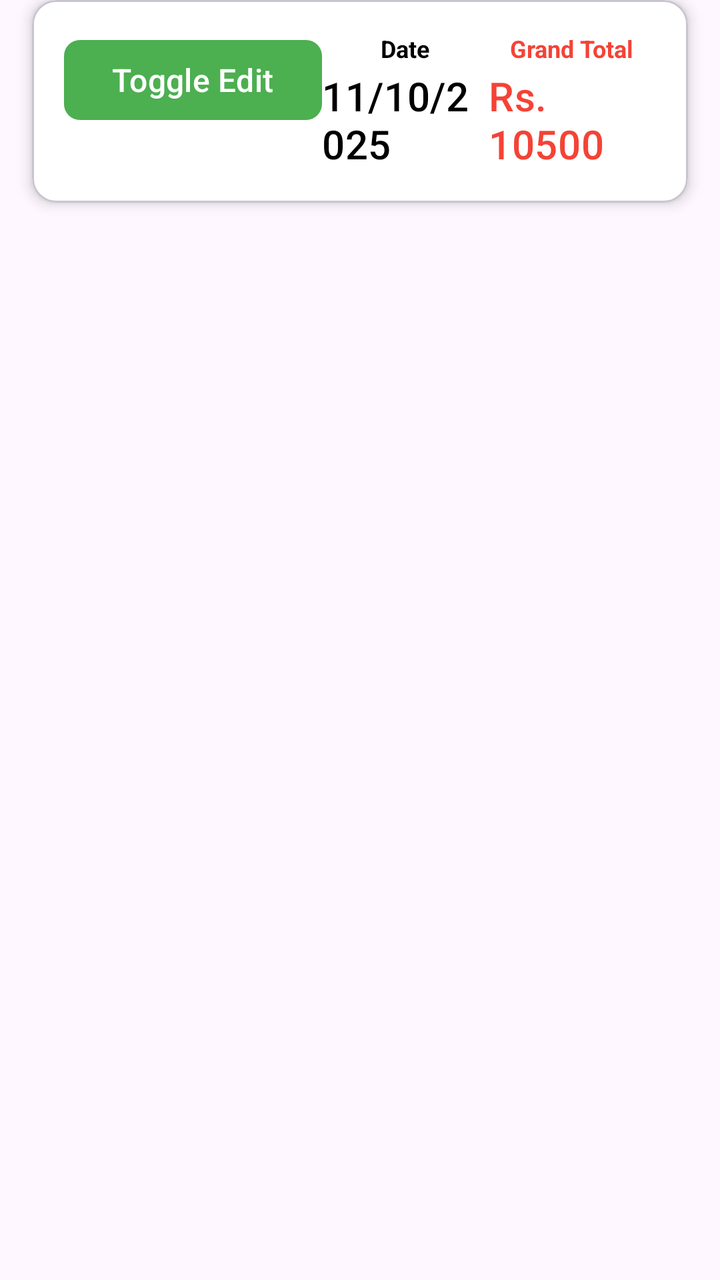
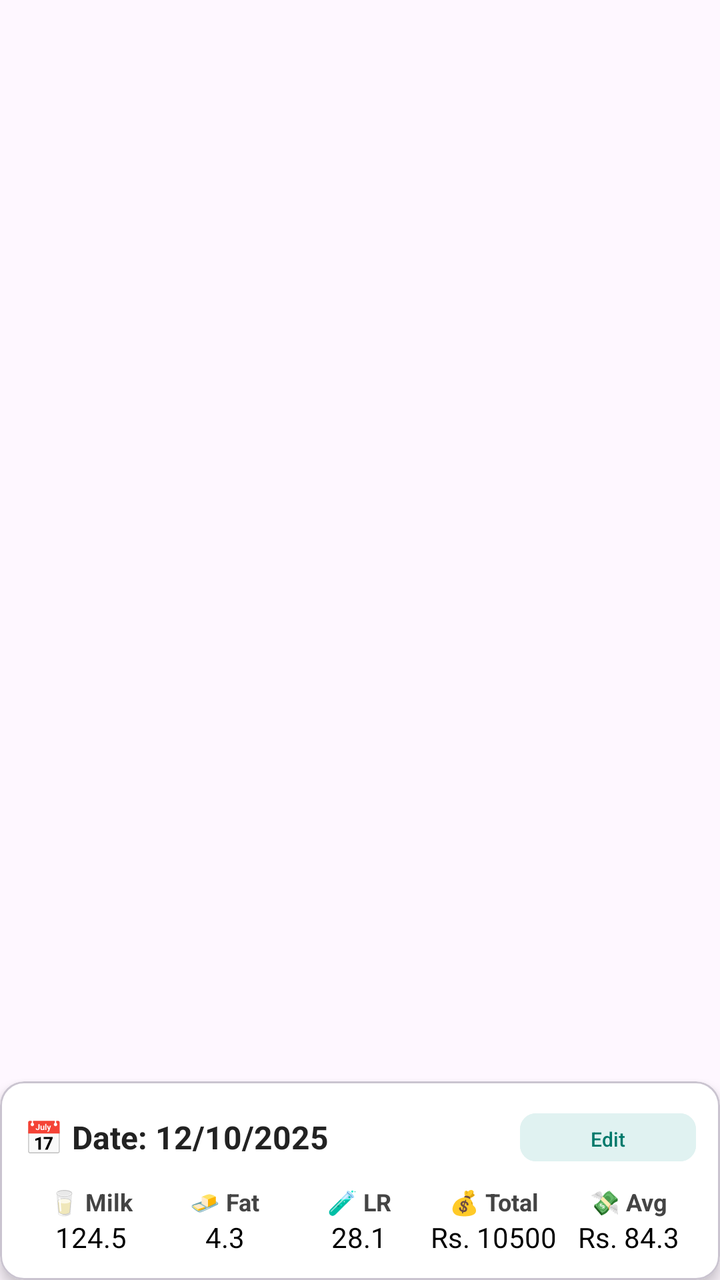

Screens rendered from an Android XML layout before and after an edit, with the pre-edit source and the edit as a unified diff.
<!-- AndroidManifest.xml: application theme Theme.MilkLedger -->
<!-- res/layout/fragment_purchases.xml -->
<?xml version="1.0" encoding="utf-8"?>
<androidx.constraintlayout.widget.ConstraintLayout xmlns:android="http://schemas.android.com/apk/res/android"
    xmlns:app="http://schemas.android.com/apk/res-auto"
    xmlns:tools="http://schemas.android.com/tools"
    android:layout_width="match_parent"
    android:layout_height="match_parent">

    <com.google.android.material.card.MaterialCardView
        android:id="@+id/til_linear"
        android:layout_width="match_parent"
        android:layout_height="wrap_content"
        android:layout_marginHorizontal="16dp"
        android:layout_marginBottom="8dp"
        app:cardBackgroundColor="#fff"
        app:cardElevation="4dp"
        app:layout_constraintEnd_toEndOf="parent"
        app:layout_constraintStart_toStartOf="parent"
        app:layout_constraintTop_toTopOf="parent">

        <LinearLayout
            android:layout_width="match_parent"
            android:layout_height="wrap_content"
            android:orientation="horizontal"
            android:padding="16dp"
            >

            <Button
                android:id="@+id/btnToggleEdit"
                android:layout_width="wrap_content"
                android:layout_height="wrap_content"
                android:text="Toggle Edit" />

            
            <LinearLayout
                android:layout_width="0dp"
                android:layout_height="wrap_content"
                android:layout_weight="1"
                android:orientation="vertical">

                
                <TextView
                    android:layout_width="wrap_content"
                    android:layout_height="wrap_content"
                    android:text="Date"
                    android:textSize="12sp"
                    android:layout_gravity="center"
                    android:textColor="@color/title_color"
                    android:textStyle="bold"

                    android:layout_marginBottom="2dp"/>

                
                <TextView
                    android:id="@+id/tv_date"
                    style="@style/Text.Title"
                    android:layout_gravity="center"
                    android:layout_width="wrap_content"
                    android:layout_height="wrap_content"
                    android:text="11/10/2025"
                    android:textColor="@color/title_color" />
            </LinearLayout>

            
            <LinearLayout
                android:layout_width="0dp"
                android:layout_height="wrap_content"
                android:layout_weight="1"
                android:orientation="vertical"
                android:gravity="center">

                
                <TextView
                    android:layout_width="wrap_content"
                    android:layout_height="wrap_content"
                    android:text="Grand Total"
                    android:textSize="12sp"
                    android:textColor="@color/purchase_color"
                    android:textStyle="bold"
                    android:layout_marginBottom="2dp"/>

                
                <TextView
                    android:id="@+id/tv_grand_total_for_date"
                    style="@style/Text.Title"
                    android:layout_width="wrap_content"
                    android:layout_height="wrap_content"
                    android:text="Rs. 10500"
                    android:textColor="@color/purchase_color" />
            </LinearLayout>
        </LinearLayout>
    </com.google.android.material.card.MaterialCardView>



    <androidx.recyclerview.widget.RecyclerView
        android:id="@+id/rv_purchases"
        android:layout_width="0dp"
        android:layout_height="0dp"
        app:layoutManager="androidx.recyclerview.widget.LinearLayoutManager"
        app:layout_constraintBottom_toBottomOf="parent"
        app:layout_constraintEnd_toEndOf="parent"
        app:layout_constraintStart_toStartOf="parent"
        app:layout_constraintTop_toBottomOf="@id/til_linear"
        tools:listitem="@layout/item_purchase" />
</androidx.constraintlayout.widget.ConstraintLayout>
<!-- res/layout/item_purchase.xml (included above) -->
<?xml version="1.0" encoding="utf-8"?>
<androidx.cardview.widget.CardView xmlns:android="http://schemas.android.com/apk/res/android"
    xmlns:app="http://schemas.android.com/apk/res-auto"
    xmlns:tools="http://schemas.android.com/tools"
    android:layout_width="match_parent"
    android:layout_height="wrap_content"
    android:layout_marginHorizontal="16dp"
    android:layout_marginVertical="8dp"
    android:layoutDirection="rtl"
    android:textDirection="rtl"
    app:cardCornerRadius="16dp"
    app:cardElevation="5dp">

    <LinearLayout
        android:layout_width="match_parent"
        android:layout_height="wrap_content"
        android:orientation="vertical"
        android:paddingHorizontal="8dp"
        android:paddingVertical="12dp">


        <GridLayout
            android:layout_width="match_parent"
            android:layout_height="wrap_content"
            android:alignmentMode="alignMargins"
            android:columnCount="6"
            android:rowOrderPreserved="false"
            android:useDefaultMargins="true">

            
            <LinearLayout
                android:layout_width="0dp"
                android:layout_height="wrap_content"
                android:layout_columnWeight="1"
                android:gravity="start"
                android:orientation="vertical">

                <TextView
                    android:layout_width="wrap_content"
                    android:layout_height="wrap_content"
                    android:text="Name"
                    android:textColor="#333"
                    android:textSize="13sp"
                    android:textStyle="bold" />

                <TextView
                    android:id="@+id/tv_supplier_name"
                    android:layout_width="match_parent"
                    android:layout_height="40dp"
                    android:layout_marginTop="6dp"
                    android:gravity="start|center_vertical"
                    android:maxLines="1"
                    android:paddingHorizontal="4dp"
                    android:text="عبداللہ"
                    android:textColor="#111111"
                    android:textSize="16sp"
                    android:textStyle="bold" />
            </LinearLayout>

            
            <LinearLayout
                android:layout_width="0dp"
                android:layout_height="wrap_content"
                android:layout_columnWeight="1"
                android:gravity="center"
                android:orientation="vertical">

                <TextView
                    android:layout_width="wrap_content"
                    android:layout_height="wrap_content"
                    android:text="Vol (L)"
                    android:textColor="#333"
                    android:textSize="13sp"
                    android:textStyle="bold" />

                <EditText
                    android:id="@+id/et_volume"
                    android:layout_width="match_parent"
                    android:layout_height="40dp"
                    android:layout_marginTop="6dp"
                    android:background="@drawable/bg_edittext_readable"
                    android:gravity="center"
                    android:imeOptions="actionNext"
                    android:inputType="numberDecimal"
                    android:textDirection="ltr"
                    android:textSize="17sp" />
            </LinearLayout>

            
            <LinearLayout
                android:layout_width="0dp"
                android:layout_height="wrap_content"
                android:layout_columnWeight="1"
                android:gravity="center"
                android:orientation="vertical">

                <TextView
                    android:layout_width="wrap_content"
                    android:layout_height="wrap_content"
                    android:text="Fat (%)"
                    android:textColor="#333"
                    android:textDirection="ltr"
                    android:textSize="13sp"
                    android:textStyle="bold" />

                <EditText
                    android:id="@+id/et_fat"
                    android:layout_width="match_parent"
                    android:layout_height="40dp"
                    android:layout_marginTop="6dp"
                    android:background="@drawable/bg_edittext_readable"
                    android:gravity="center"
                    android:imeOptions="actionNext"
                    android:inputType="numberDecimal"
                    android:textDirection="ltr"
                    android:textSize="17sp" />
            </LinearLayout>

            
            <LinearLayout
                android:layout_width="0dp"
                android:layout_height="wrap_content"
                android:layout_columnWeight="1"
                android:gravity="center"
                android:orientation="vertical">

                <TextView
                    android:layout_width="wrap_content"
                    android:layout_height="wrap_content"
                    android:text="LR"
                    android:textColor="#333"
                    android:textSize="13sp"
                    android:textStyle="bold" />

                <EditText
                    android:id="@+id/et_lr"
                    android:layout_width="match_parent"
                    android:layout_height="40dp"
                    android:layout_marginTop="6dp"
                    android:background="@drawable/bg_edittext_readable"
                    android:gravity="center"
                    android:imeOptions="actionNext"
                    android:inputType="numberDecimal"
                    android:textDirection="ltr"
                    android:textSize="17sp" />
            </LinearLayout>

            
            <LinearLayout
                android:layout_width="0dp"
                android:layout_height="wrap_content"
                android:layout_columnWeight="1"
                android:gravity="center"
                android:orientation="vertical">

                <TextView
                    android:layout_width="wrap_content"
                    android:layout_height="wrap_content"
                    android:text="TS"
                    android:textColor="#333"
                    android:textSize="13sp"
                    android:textStyle="bold" />

                <TextView
                    android:id="@+id/tv_ts"
                    android:layout_width="match_parent"
                    android:layout_height="40dp"
                    android:layout_marginTop="6dp"
                    android:gravity="center"
                    android:text="0.00"
                    android:textColor="#111111"
                    android:textSize="14sp"
                    android:textStyle="bold" />
            </LinearLayout>
        </GridLayout>


        
        <GridLayout

        android:layout_width="match_parent"
        android:layout_height="wrap_content"
        android:layout_marginVertical="8dp"
        android:columnCount="6"
        android:alignmentMode="alignMargins"
        android:useDefaultMargins="true">

        
        <TextView
            android:layout_width="wrap_content"
            android:layout_height="40dp"
            android:gravity="center_vertical"
            android:text="قیمت"
            android:textColor="#333"
            android:textSize="16sp"
            android:textStyle="bold" />

        
        <TextView
            android:id="@+id/tv_price"
            android:layout_width="wrap_content"
            android:layout_height="40dp"
            android:gravity="center"
            android:text="Rs. 0.00"
            android:textColor="@color/purchase_color"
            android:textSize="15sp"
            android:textStyle="bold" />

        
        <TextView
            android:layout_width="wrap_content"
            android:layout_height="40dp"
            android:gravity="center_vertical"
            android:text="ادائیگی"
            android:textColor="#333"
            android:textSize="16sp"
            android:textStyle="bold" />

        
        <EditText
            android:id="@+id/et_paid"
            android:layout_width="wrap_content"
            android:layout_height="40dp"
            android:background="@drawable/bg_edittext_readable"
            android:gravity="center"
            android:hint="0.0"
            android:inputType="numberDecimal"
            android:maxWidth="70dp"
            android:minWidth="70dp"
            android:textColor="@color/info"
            android:textDirection="ltr"
            android:textSize="15sp"
            android:textStyle="bold" />

        
        <TextView
            android:layout_width="wrap_content"
            android:layout_height="40dp"
            android:gravity="center_vertical"
            android:text="بیلنس"
            android:textColor="#333"
            android:textSize="16sp"
            android:textStyle="bold" />

        
        <TextView
            android:id="@+id/tv_balance"
            android:layout_width="wrap_content"
            android:layout_height="40dp"
            android:gravity="center"
            android:text="Rs. 0.00"
            android:textDirection="ltr"
            android:textColor="@color/sale_color"
            android:textSize="15sp"
            android:textStyle="bold" />
    </GridLayout>



        
        <LinearLayout
            android:layout_width="match_parent"
            android:layout_height="wrap_content"
            android:orientation="horizontal">

            <TextView
                android:layout_width="wrap_content"
                android:layout_height="wrap_content"
                android:layout_gravity="center_vertical"
                android:paddingEnd="8dp"
                android:text="نوٹ: "
                android:textColor="#666"
                android:textSize="16sp"
                android:textStyle="bold"
                tools:ignore="RtlSymmetry" />

            <EditText
                android:id="@+id/et_notes"
                android:layout_width="match_parent"
                android:layout_height="wrap_content"
                android:background="@drawable/bg_edittext_readable"
                android:imeOptions="actionDone"
                android:inputType="textCapSentences"
                android:paddingVertical="6dp"
                android:paddingStart="10dp"
                android:textSize="17sp"
                tools:ignore="RtlSymmetry" />

        </LinearLayout>


    </LinearLayout>
</androidx.cardview.widget.CardView>
<!-- resources referenced by this layout -->
<resources>
  <color name="info">#2196F3</color>
  <color name="purchase_color">#F44336</color>
  <color name="sale_color">#4CAF50</color>
  <color name="title_color">#000</color>
  <!-- drawable bg_edittext_readable (drawable) -->
  <shape xmlns:android="http://schemas.android.com/apk/res/android" android:shape="rectangle">
      <solid android:color="#F9F9F9" />
      <stroke android:width="1dp" android:color="#CCCCCC" />
      <corners android:radius="8dp" />
      <padding android:left="6dp" android:right="6dp" android:top="4dp" android:bottom="4dp" />
  </shape>
  <style name="Text.Title" parent="TextAppearance.Material3.TitleMedium">
          <item name="android:fontFamily">@font/inter_semibold</item>
          <item name="android:textSize">@dimen/sp_headline_medium</item>
      </style>
  <style name="Theme.MilkLedger" parent="Base.Theme.MilkLedger" />
  <dimen name="sp_headline_medium">20sp</dimen>
  <style name="Base.Theme.MilkLedger" parent="Theme.Material3.DayNight.NoActionBar">
  
  
  
          <item name="colorPrimary">@color/md_theme_primary</item>
          <item name="colorOnPrimary">@color/md_theme_onPrimary</item>
          <item name="colorSecondary">@color/md_theme_secondary</item>
          <item name="colorOnSecondary">@color/md_theme_onSecondary</item>
          <item name="android:statusBarColor">@android:color/transparent</item>
          <item name="android:navigationBarColor">?attr/colorSurface</item>
  
          <item name="materialButtonStyle">@style/Button.Filled</item>
  
          <item name="textAppearanceHeadlineLarge">@style/Text.H1</item>
          <item name="textAppearanceHeadlineMedium">@style/Text.H2</item>
          <item name="textAppearanceTitleMedium">@style/Text.Title</item>
          <item name="textAppearanceBodyLarge">@style/Text.Body</item>
          <item name="textAppearanceLabelMedium">@style/Text.Caption</item>
          <item name="textAppearanceLabelLarge">@style/Text.Button</item>
  
  
      </style>
  <color name="md_theme_primary">#4CAF50</color>
  <color name="md_theme_onPrimary">#FFFFFF</color>
  <color name="md_theme_secondary">#FFC107</color>
  <color name="md_theme_onSecondary">#000000</color>
  <style name="Button.Filled" parent="Widget.Material3.Button">
          <item name="cornerRadius">@dimen/corner_medium</item>
          <item name="textAppearanceButton">@style/Text.Button</item>
          <item name="elevation">@dimen/elevation_high</item>
          <item name="android:textAllCaps">false</item>
      </style>
  <style name="Text.H1" parent="TextAppearance.Material3.DisplayLarge">
          <item name="android:fontFamily">@font/poppins_bold</item>
          <item name="android:textSize">@dimen/sp_headline_large</item>
          <item name="android:letterSpacing">0.01</item>
      </style>
  <style name="Text.H2" parent="TextAppearance.Material3.HeadlineMedium">
          <item name="android:fontFamily">@font/poppins_semibold</item>
          <item name="android:textSize">@dimen/sp_headline_medium</item>
          <item name="android:letterSpacing">0.01</item>
      </style>
  <style name="Text.Body" parent="TextAppearance.Material3.BodyLarge">
          <item name="android:fontFamily">@font/inter</item>
          <item name="android:textSize">@dimen/sp_body</item>
      </style>
  <style name="Text.Caption" parent="TextAppearance.Material3.LabelMedium">
          <item name="android:fontFamily">@font/inter_semibold</item>
          <item name="android:textSize">@dimen/sp_caption</item>
      </style>
  <style name="Text.Button" parent="TextAppearance.Material3.LabelLarge">
          <item name="android:fontFamily">@font/inter_semibold</item>
          <item name="android:textSize">@dimen/sp_button</item>
          <item name="android:textAllCaps">false</item>
      </style>
  <dimen name="corner_medium">8dp</dimen>
  <dimen name="elevation_high">8dp</dimen>
  <dimen name="sp_headline_large">24sp</dimen>
  <dimen name="sp_body">16sp</dimen>
  <dimen name="sp_caption">14sp</dimen>
  <dimen name="sp_button">16sp</dimen>
</resources>

<!-- the commit's change to res/layout/fragment_purchases.xml (unified diff, before → after) -->
@@ -6,101 +6,200 @@
     android:layout_height="match_parent">
 
     <com.google.android.material.card.MaterialCardView
-        android:id="@+id/til_linear"
-        android:layout_width="match_parent"
+        android:id="@+id/card_summary"
+        android:layout_width="0dp"
         android:layout_height="wrap_content"
-        android:layout_marginHorizontal="16dp"
-        android:layout_marginBottom="8dp"
-        app:cardBackgroundColor="#fff"
+        app:cardBackgroundColor="#FFFFFF"
+        app:cardCornerRadius="12dp"
         app:cardElevation="4dp"
+        android:layoutDirection="ltr"
+        app:layout_constraintBottom_toBottomOf="parent"
         app:layout_constraintEnd_toEndOf="parent"
-        app:layout_constraintStart_toStartOf="parent"
-        app:layout_constraintTop_toTopOf="parent">
+        app:layout_constraintStart_toStartOf="parent">
 
         <LinearLayout
             android:layout_width="match_parent"
             android:layout_height="wrap_content"
-            android:orientation="horizontal"
-            android:padding="16dp"
-            >
-
-            <Button
-                android:id="@+id/btnToggleEdit"
-                android:layout_width="wrap_content"
-                android:layout_height="wrap_content"
-                android:text="Toggle Edit" />
-
-            
-            <LinearLayout
-                android:layout_width="0dp"
-                android:layout_height="wrap_content"
-                android:layout_weight="1"
-                android:orientation="vertical">
+            android:orientation="vertical"
+            android:padding="12dp">
+
+            
+            <LinearLayout
+                android:layout_width="match_parent"
+                android:layout_height="wrap_content"
+                android:layout_marginBottom="8dp"
+                android:gravity="center_vertical"
+                android:orientation="horizontal">
+
+                <TextView
+                    android:id="@+id/tv_date"
+                    android:layout_width="0dp"
+                    android:layout_height="wrap_content"
+                    android:layout_weight="1"
+                    android:text="📅 Date: 12/10/2025"
+                    android:textColor="#222222"
+                    android:textSize="16sp"
+                    android:textStyle="bold" />
+
+                <Button
+                    android:id="@+id/btnToggleEdit"
+                    android:layout_width="wrap_content"
+                    android:layout_height="32dp"
+                    android:backgroundTint="#E0F2F1"
+                    android:paddingHorizontal="12dp"
+                    android:text="Edit"
+                    android:textColor="#00796B"
+                    android:textSize="10sp"
+                    tools:ignore="SmallSp" />
+            </LinearLayout>
+
+            
+            <LinearLayout
+                android:layout_width="match_parent"
+                android:layout_height="wrap_content"
+                android:gravity="center"
+                android:orientation="horizontal"
+                android:weightSum="5">
 
                 
-                <TextView
-                    android:layout_width="wrap_content"
-                    android:layout_height="wrap_content"
-                    android:text="Date"
-                    android:textSize="12sp"
-                    android:layout_gravity="center"
-                    android:textColor="@color/title_color"
-                    android:textStyle="bold"
-
-                    android:layout_marginBottom="2dp"/>
+                <LinearLayout
+                    android:layout_width="0dp"
+                    android:layout_height="wrap_content"
+                    android:layout_weight="1"
+                    android:gravity="center"
+                    android:orientation="vertical">
+
+                    <TextView
+                        android:layout_width="wrap_content"
+                        android:layout_height="wrap_content"
+                        android:text="🥛 Milk"
+                        android:textColor="#444444"
+                        android:textSize="12sp"
+                        android:textStyle="bold" />
+
+                    <TextView
+                        android:id="@+id/tv_total_milk"
+                        android:layout_width="wrap_content"
+                        android:layout_height="wrap_content"
+                        android:text="124.5"
+                        android:textColor="#000000"
+                        android:textSize="14sp" />
+                </LinearLayout>
 
                 
-                <TextView
-                    android:id="@+id/tv_date"
-                    style="@style/Text.Title"
-                    android:layout_gravity="center"
-                    android:layout_width="wrap_content"
-                    android:layout_height="wrap_content"
-                    android:text="11/10/2025"
-                    android:textColor="@color/title_color" />
-            </LinearLayout>
-
-            
-            <LinearLayout
-                android:layout_width="0dp"
-                android:layout_height="wrap_content"
-                android:layout_weight="1"
-                android:orientation="vertical"
-                android:gravity="center">
+                <LinearLayout
+                    android:layout_width="0dp"
+                    android:layout_height="wrap_content"
+                    android:layout_weight="1"
+                    android:gravity="center"
+                    android:orientation="vertical">
+
+                    <TextView
+                        android:layout_width="wrap_content"
+                        android:layout_height="wrap_content"
+                        android:text="🧈 Fat"
+                        android:textColor="#444444"
+                        android:textSize="12sp"
+                        android:textStyle="bold" />
+
+                    <TextView
+                        android:id="@+id/tv_avg_fat"
+                        android:layout_width="wrap_content"
+                        android:layout_height="wrap_content"
+                        android:text="4.3"
+                        android:textColor="#000000"
+                        android:textSize="14sp" />
+                </LinearLayout>
 
                 
-                <TextView
-                    android:layout_width="wrap_content"
-                    android:layout_height="wrap_content"
-                    android:text="Grand Total"
-                    android:textSize="12sp"
-                    android:textColor="@color/purchase_color"
-                    android:textStyle="bold"
-                    android:layout_marginBottom="2dp"/>
+                <LinearLayout
+                    android:layout_width="0dp"
+                    android:layout_height="wrap_content"
+                    android:layout_weight="1"
+                    android:gravity="center"
+                    android:orientation="vertical">
+
+                    <TextView
+                        android:layout_width="wrap_content"
+                        android:layout_height="wrap_content"
+                        android:text="🧪 LR"
+                        android:textColor="#444444"
+                        android:textSize="12sp"
+                        android:textStyle="bold" />
+
+                    <TextView
+                        android:id="@+id/tv_avg_lr"
+                        android:layout_width="wrap_content"
+                        android:layout_height="wrap_content"
+                        android:text="28.1"
+                        android:textColor="#000000"
+                        android:textSize="14sp" />
+                </LinearLayout>
 
                 
-                <TextView
-                    android:id="@+id/tv_grand_total_for_date"
-                    style="@style/Text.Title"
-                    android:layout_width="wrap_content"
-                    android:layout_height="wrap_content"
-                    android:text="Rs. 10500"
-                    android:textColor="@color/purchase_color" />
+                <LinearLayout
+                    android:layout_width="0dp"
+                    android:layout_height="wrap_content"
+                    android:layout_weight="1"
+                    android:gravity="center"
+                    android:orientation="vertical">
+
+                    <TextView
+                        android:layout_width="wrap_content"
+                        android:layout_height="wrap_content"
+                        android:text="💰 Total"
+                        android:textColor="#444444"
+                        android:textSize="12sp"
+                        android:textStyle="bold" />
+
+                    <TextView
+                        android:id="@+id/tv_total_amount"
+                        android:layout_width="wrap_content"
+                        android:layout_height="wrap_content"
+                        android:text="Rs. 10500"
+                        android:textColor="#000000"
+                        android:textSize="14sp" />
+                </LinearLayout>
+
+                
+                <LinearLayout
+                    android:layout_width="0dp"
+                    android:layout_height="wrap_content"
+                    android:layout_weight="1"
+                    android:gravity="center"
+                    android:orientation="vertical">
+
+                    <TextView
+                        android:layout_width="wrap_content"
+                        android:layout_height="wrap_content"
+                        android:text="💸 Avg"
+                        android:textColor="#444444"
+                        android:textSize="12sp"
+                        android:textStyle="bold" />
+
+                    <TextView
+                        android:id="@+id/tv_avg_price"
+                        android:layout_width="wrap_content"
+                        android:layout_height="wrap_content"
+                        android:text="Rs. 84.3"
+                        android:textColor="#000000"
+                        android:textSize="14sp" />
+                </LinearLayout>
             </LinearLayout>
         </LinearLayout>
     </com.google.android.material.card.MaterialCardView>
-
 
 
     <androidx.recyclerview.widget.RecyclerView
         android:id="@+id/rv_purchases"
         android:layout_width="0dp"
         android:layout_height="0dp"
+        android:layout_marginBottom="8dp"
         app:layoutManager="androidx.recyclerview.widget.LinearLayoutManager"
-        app:layout_constraintBottom_toBottomOf="parent"
+        app:layout_constraintBottom_toTopOf="@id/card_summary"
         app:layout_constraintEnd_toEndOf="parent"
         app:layout_constraintStart_toStartOf="parent"
-        app:layout_constraintTop_toBottomOf="@id/til_linear"
+        app:layout_constraintTop_toTopOf="parent"
         tools:listitem="@layout/item_purchase" />
 </androidx.constraintlayout.widget.ConstraintLayout>
 <!-- res/layout/item_purchase.xml (included above) -->
<!-- resource entries referenced after the edit -->
@@ -3,7 +3,6 @@
   <color name="info">#2196F3</color>
   <color name="purchase_color">#F44336</color>
   <color name="sale_color">#4CAF50</color>
-  <color name="title_color">#000</color>
   <!-- drawable bg_edittext_readable (drawable) -->
   <shape xmlns:android="http://schemas.android.com/apk/res/android" android:shape="rectangle">
       <solid android:color="#F9F9F9" />
